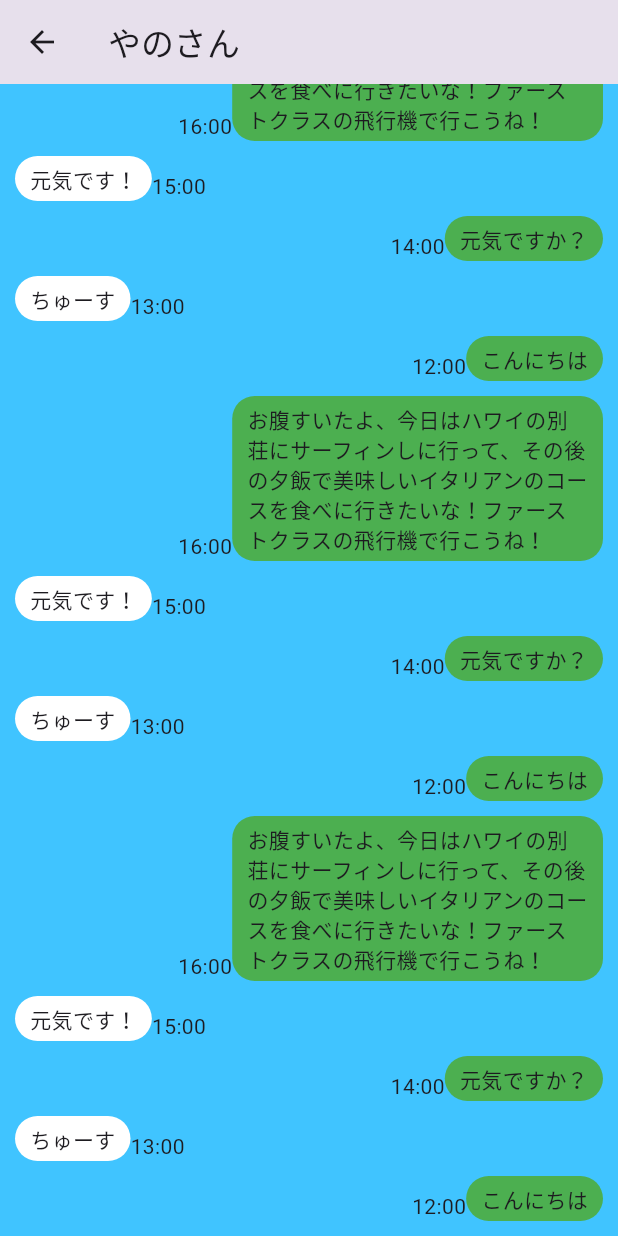
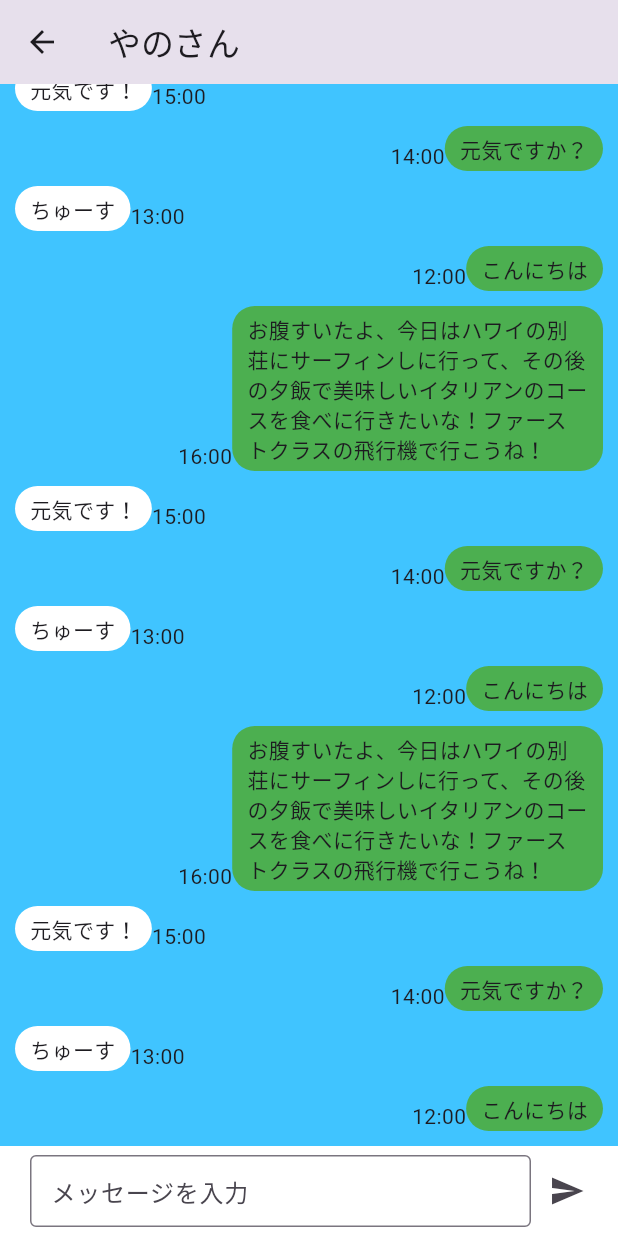
Before and after one commit to ryuji55/flutter_study, a Flutter app: the screen it shows after launch, after a tap on "やのさん", on a phone screen of 412 x 824 dp. Run offline on Flutter 3.47's test engine with Material 3 defaults, Android fonts, the phone set to English and light mode, and no system bars; network calls fail.

Commit message:
メッセージの入力インプット作成

```diff
--- a/lib/pages/talkRoomPage.dart
+++ b/lib/pages/talkRoomPage.dart
@@ -73,14 +73,22 @@ class _TalkRoomPageState extends State<TalkRoomPage> {
         appBar: AppBar(
           title: Text(widget.name),
         ),
-        body: ListView.builder(
+        body: Stack(
+          alignment: Alignment.bottomCenter,
+          children: [
+            Padding(
+              padding: const EdgeInsets.only(bottom: 60),
+              child: ListView.builder(
                 // shrinkWrap: true,
                 reverse: true,
                 itemCount: messageList.length,
                 itemBuilder: (context, index) {
                   return Padding(
                     padding: EdgeInsets.only(
-                  top: 10, left: 10, right: 10, bottom: index == 0 ? 10 : 0),
+                        top: 10,
+                        left: 10,
+                        right: 10,
+                        bottom: index == 0 ? 10 : 0),
                     child: Row(
                       crossAxisAlignment: CrossAxisAlignment.end,
                       textDirection: messageList[index].isMe
@@ -97,8 +105,8 @@ class _TalkRoomPageState extends State<TalkRoomPage> {
                             padding: const EdgeInsets.symmetric(
                                 horizontal: 10, vertical: 5),
                             constraints: BoxConstraints(
-                        maxWidth:
-                            MediaQuery.of(context).size.width * 0.6, //画面幅の60%
+                              maxWidth: MediaQuery.of(context).size.width *
+                                  0.6, //画面幅の60%
                             ),
                             child: Text(
                               messageList[index].message,
@@ -111,6 +119,37 @@ class _TalkRoomPageState extends State<TalkRoomPage> {
                     ),
                   );
                 },
+              ),
+            ),
+            Column(
+              mainAxisSize: MainAxisSize.min,
+              children: [
+                Container(
+                  height: 60,
+                  color: Colors.white,
+                  child: Padding(
+                    padding: const EdgeInsets.only(left: 20, right: 10),
+                    child: Row(
+                      children: [
+                        const Expanded(
+                            child: TextField(
+                                decoration: InputDecoration(
+                                    hintText: 'メッセージを入力',
+                                    contentPadding: const EdgeInsets.all(10),
+                                    border: OutlineInputBorder()))),
+                        IconButton(
+                            onPressed: () {}, icon: const Icon(Icons.send))
+                      ],
+                    ),
+                  ),
+                ),
+                Container(
+                  height: MediaQuery.of(context).padding.bottom,
+                  color: Colors.lightBlueAccent,
+                )
+              ],
+            ),
+          ],
         ));
   }
 }
```
Lines whose indentation alone changed are shown as unchanged.
